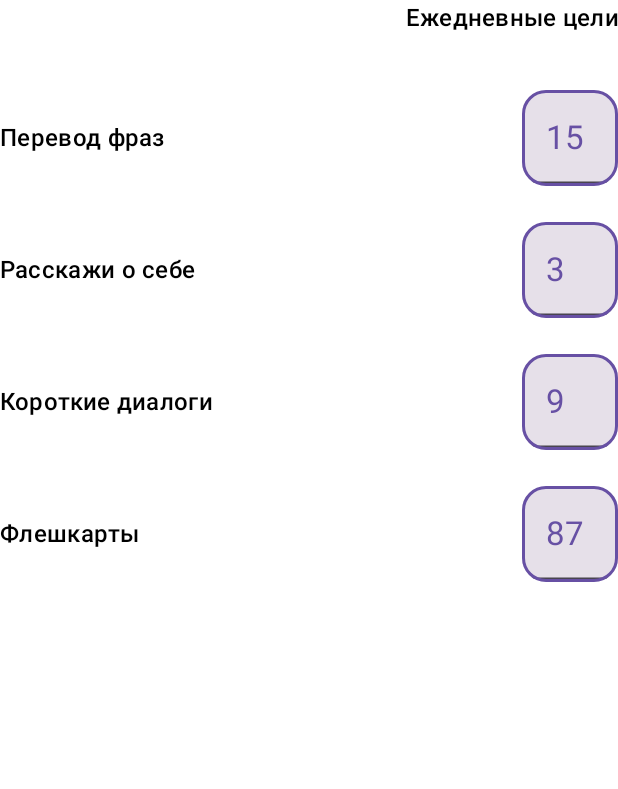
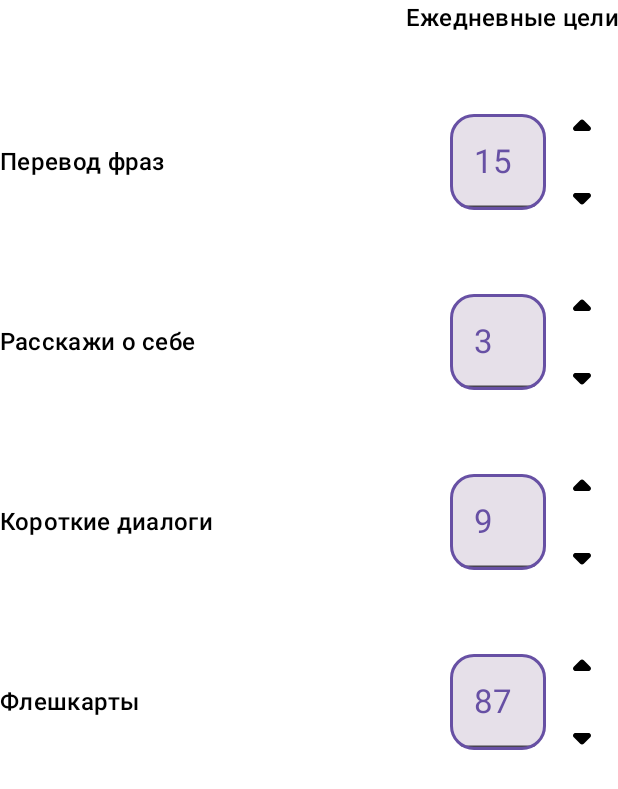
Before and after one commit to ViktoriaGavrosh/English_Simulator, an Android app built with Jetpack Compose: the @Preview function UpdateGoalContentPreview, on a phone screen of 412 x 824 dp. Shown: the top 789 px of the screen. Run offline under Robolectric (Android 15) with nearby library versions, the phone set to English and light mode, and no system bars.

Commit message:
fix bugs

```diff
--- a/app/src/main/java/com/viktoriagavrosh/englishsimulator/di/AppModule.kt
+++ b/app/src/main/java/com/viktoriagavrosh/englishsimulator/di/AppModule.kt
@@ -21,6 +21,7 @@ import com.viktoriagavrosh.englishsimulator.data.datastore.PreferencesManager
 import com.viktoriagavrosh.englishsimulator.data.datastore.UserPreferencesManager
 import com.viktoriagavrosh.englishsimulator.data.datastore.getDataStore
 import com.viktoriagavrosh.englishsimulator.ui.features.goal.GoalViewModel
+import com.viktoriagavrosh.englishsimulator.ui.features.goal.UpdateGoalViewModel
 import com.viktoriagavrosh.englishsimulator.ui.features.issue.IssueMenuViewModel
 import com.viktoriagavrosh.englishsimulator.ui.features.statistic.StatisticViewModel
 import com.viktoriagavrosh.englishsimulator.ui.features.word.WordMenuViewModel
@@ -110,4 +111,5 @@ val viewModelsModule = module {
     viewModel { UpdateStatisticViewModel(get(), get()) }
     viewModel { StatisticViewModel(get()) }
     viewModel { GoalViewModel(get(), get(), get()) }
+    viewModel { UpdateGoalViewModel(get()) }
 }
--- a/app/src/main/java/com/viktoriagavrosh/englishsimulator/ui/features/goal/elements/UpdateGoalContent.kt
+++ b/app/src/main/java/com/viktoriagavrosh/englishsimulator/ui/features/goal/elements/UpdateGoalContent.kt
@@ -13,6 +13,8 @@ import androidx.compose.foundation.rememberScrollState
 import androidx.compose.foundation.shape.RoundedCornerShape
 import androidx.compose.foundation.text.KeyboardOptions
 import androidx.compose.foundation.verticalScroll
+import androidx.compose.material3.Icon
+import androidx.compose.material3.IconButton
 import androidx.compose.material3.MaterialTheme
 import androidx.compose.material3.Text
 import androidx.compose.material3.TextField
@@ -22,6 +24,7 @@ import androidx.compose.ui.Alignment
 import androidx.compose.ui.Modifier
 import androidx.compose.ui.draw.clip
 import androidx.compose.ui.res.dimensionResource
+import androidx.compose.ui.res.painterResource
 import androidx.compose.ui.res.stringResource
 import androidx.compose.ui.text.input.KeyboardType
 import androidx.compose.ui.text.style.TextAlign
@@ -105,25 +108,46 @@ internal fun GoalRow(
     modifier: Modifier = Modifier,
 ) {
     Row(
-        horizontalArrangement = Arrangement.SpaceBetween,
         verticalAlignment = Alignment.CenterVertically,
         modifier = modifier,
     ) {
         Text(
             text = title,
-            style = MaterialTheme.typography.titleMedium
+            style = MaterialTheme.typography.titleMedium,
+            modifier = Modifier.weight(1F)
         )
         UpdateGoalBox(
             score = goalScore,
-            onGoalUpdate = onGoalUpdate
         )
+        Column(
+            verticalArrangement = Arrangement.Center
+        ) {
+            IconButton(
+                onClick = { onGoalUpdate(goalScore.inc().toString()) }
+            ) {
+                Icon(
+                    painter = painterResource(R.drawable.ic_inc),
+                    contentDescription = stringResource(R.string.increase_score),
+                    modifier = Modifier.size(dimensionResource(R.dimen.icon_size))
+                )
+            }
+            IconButton(
+                onClick = { onGoalUpdate(goalScore.dec().toString()) }
+            ) {
+                Icon(
+                    painter = painterResource(R.drawable.ic_dec),
+                    contentDescription = stringResource(R.string.decrease_score),
+                    modifier = Modifier.size(dimensionResource(R.dimen.icon_size))
+                )
+            }
+        }
+
     }
 }
 
 @Composable
 private fun UpdateGoalBox(
     score: Int,
-    onGoalUpdate: (String) -> Unit,
     modifier: Modifier = Modifier,
 ) {
     Box(
@@ -139,7 +163,8 @@ private fun UpdateGoalBox(
     ) {
         TextField(
             value = score.toString(),
-            onValueChange = onGoalUpdate,
+            onValueChange = {},
+            readOnly = true,
             textStyle = MaterialTheme.typography.titleLarge,
             colors = TextFieldDefaults.colors(
                 focusedTextColor = MaterialTheme.colorScheme.primary,
--- /dev/null
+++ b/app/src/main/res/drawable/ic_dec.xml
@@ -0,0 +1,12 @@
+<vector xmlns:android="http://schemas.android.com/apk/res/android"
+    android:width="24dp"
+    android:height="24dp"
+    android:tint="#000000"
+    android:viewportWidth="24"
+    android:viewportHeight="24">
+
+    <path
+        android:fillColor="@android:color/white"
+        android:pathData="M8.71,11.71l2.59,2.59c0.39,0.39 1.02,0.39 1.41,0l2.59,-2.59c0.63,-0.63 0.18,-1.71 -0.71,-1.71H9.41c-0.89,0 -1.33,1.08 -0.7,1.71z" />
+
+</vector>
--- /dev/null
+++ b/app/src/main/res/drawable/ic_inc.xml
@@ -0,0 +1,12 @@
+<vector xmlns:android="http://schemas.android.com/apk/res/android"
+    android:width="24dp"
+    android:height="24dp"
+    android:tint="#000000"
+    android:viewportWidth="24"
+    android:viewportHeight="24">
+
+    <path
+        android:fillColor="@android:color/white"
+        android:pathData="M8.71,12.29L11.3,9.7c0.39,-0.39 1.02,-0.39 1.41,0l2.59,2.59c0.63,0.63 0.18,1.71 -0.71,1.71H9.41c-0.89,0 -1.33,-1.08 -0.7,-1.71z" />
+
+</vector>
--- a/app/src/main/res/values/strings.xml
+++ b/app/src/main/res/values/strings.xml
@@ -69,5 +69,7 @@
     <string name="goal_slider_tag">goal slider</string>
     <string name="questgoal_column_tag">questGoal column</string>
     <string name="daily_goal_title">Ежедневные цели</string>
+    <string name="increase_score">increase score</string>
+    <string name="decrease_score">decrease score</string>
 
 </resources>
```
Also changed, not shown: app/src/main/java/com/viktoriagavrosh/englishsimulator/ui/features/goal/UpdateGoalViewModel.kt (+9 -4 lines), 1 other file.
